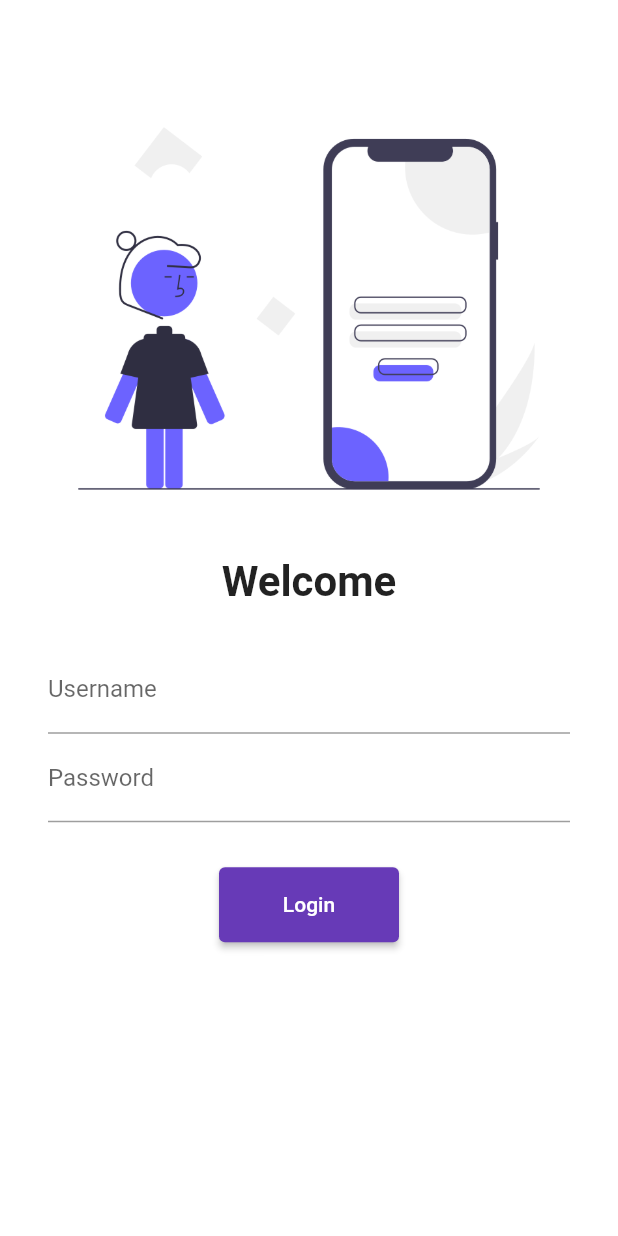
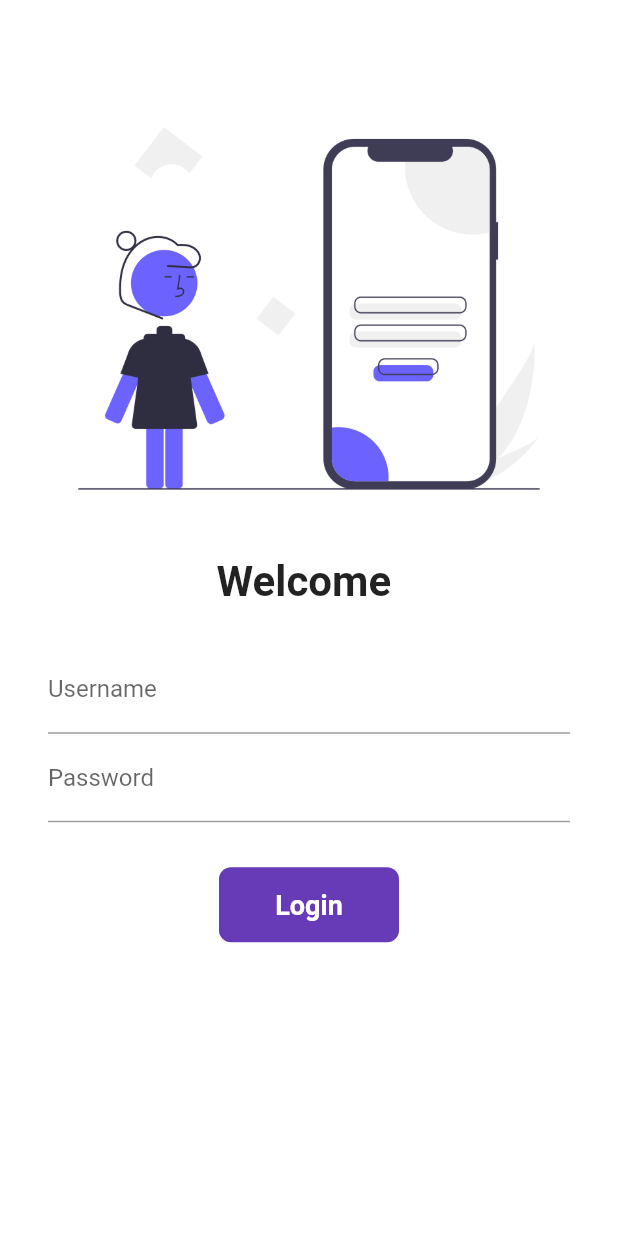
Before and after one commit to prakhar8922/flutter-APP1, a Flutter app: the screen it shows after launch, on a phone screen of 412 x 824 dp. Run offline on Flutter 3.47's test engine with Material 2 defaults, Android fonts, the phone set to English and light mode, and no system bars.

Commit message:
day 6 animation ,async,container,button animation

```diff
--- a/lib/pages/login_page.dart
+++ b/lib/pages/login_page.dart
@@ -1,7 +1,14 @@
 import 'package:flutter/material.dart';
 import 'package:flutter_application_1/utils/routes.dart';
 
-class LoginPage extends StatelessWidget {
+class LoginPage extends StatefulWidget {
+  @override
+  State<LoginPage> createState() => _LoginPageState();
+}
+
+class _LoginPageState extends State<LoginPage> {
+  String name = "";
+  bool changeButton = false;
   @override
   Widget build(BuildContext context) {
     return Material(
@@ -16,7 +23,7 @@ class LoginPage extends StatelessWidget {
             ),
             SizedBox(height: 10),
             Text(
-              "Welcome",
+              "Welcome $name",
               style: TextStyle(
                 fontSize: 28,
                 fontWeight: FontWeight.bold,
@@ -33,6 +40,10 @@ class LoginPage extends StatelessWidget {
                       hintText: "Enter your username",
                       labelText: "Username",
                     ),
+                    onChanged: (value) {
+                      name = value;
+                      setState(() {});
+                    },
                   ),
                   TextFormField(
                     obscureText: true,
@@ -44,13 +55,46 @@ class LoginPage extends StatelessWidget {
                   SizedBox(
                     height: 30,
                   ),
-                  ElevatedButton(
-                    child: Text("Login"),
-                    style: TextButton.styleFrom(minimumSize: Size(120, 50)),
-                    onPressed: () {
+                  InkWell(
+                    onTap: () async {
+                      setState(() {
+                        changeButton = true;
+                      });
+                      await Future.delayed(Duration(seconds: 1));
                       Navigator.pushNamed(context, MyRoutes.homeRoute);
                     },
+                    child: AnimatedContainer(
+                      duration: Duration(seconds: 1),
+                      width: changeButton ? 50 : 120,
+                      height: 50,
+                      alignment: Alignment.center,
+                      child: changeButton
+                          ? Icon(
+                              Icons.done,
+                              color: Colors.white,
+                            )
+                          : Text(
+                              "Login",
+                              style: TextStyle(
+                                  color: Colors.white,
+                                  fontWeight: FontWeight.bold,
+                                  fontSize: 18),
+                            ),
+                      decoration: BoxDecoration(
+                          color: Colors.deepPurple,
+                          // shape: changeButton
+                          //     ? BoxShape.circle
+                          //     : BoxShape.rectangle,
+                          borderRadius:
+                              BorderRadius.circular(changeButton ? 20 : 8)),
+                    ),
                   )
+                  // ElevatedButton(
+                  //   child: Text("Login"),
+                  //   style: TextButton.styleFrom(minimumSize: Size(120, 50)),
+                  //   onPressed: () {
+                  //     Navigator.pushNamed(context, MyRoutes.homeRoute);
+                  //   },
                 ],
               ),
             )
```
